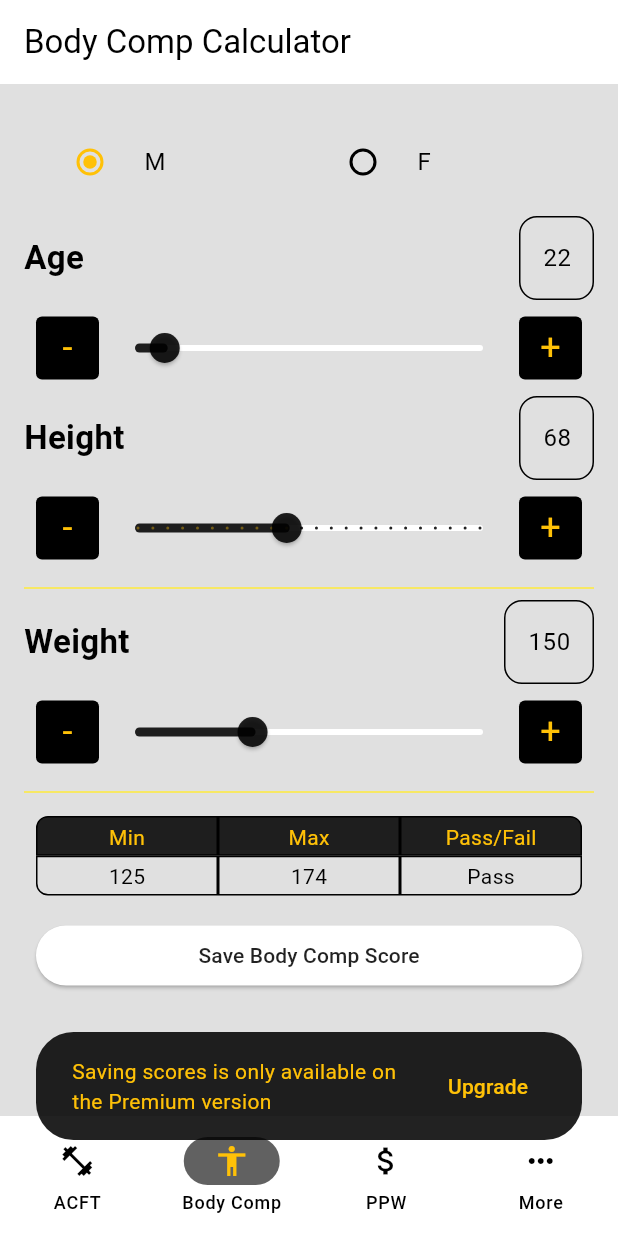
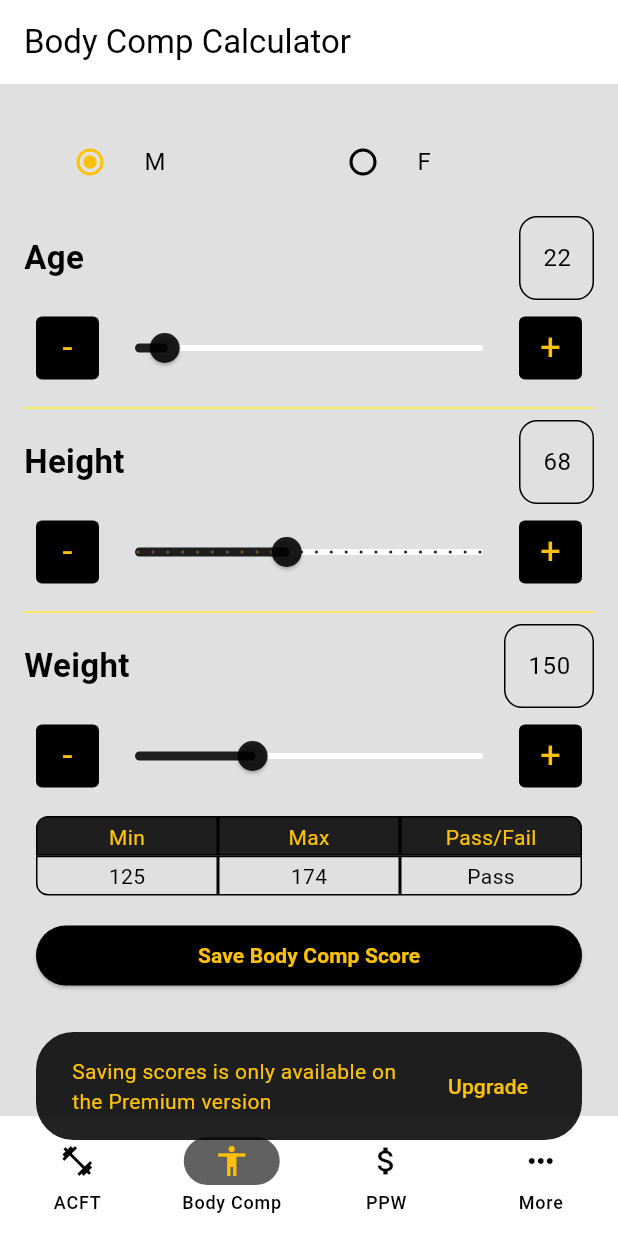
Before and after one commit to nonComBen/army_fitness_calculator, a Flutter app: the screen it shows after launch, item 2 of the bottom bar chosen, after a tap on "Save Body Comp Score", on a phone screen of 412 x 824 dp. Run offline on Flutter 3.47's test engine with Material 3 defaults, Android fonts, the phone set to English and light mode, and no system bars; drawn by our look-alikes of google_mobile_ads; our stand-ins replace cloud_functions, firebase_analytics, firebase_core, firebase_crashlytics, fl_chart, flutter_riverpod and 5 more; missing offline and left inert: open_file_plus, pull_down_button, rate_my_app, syncfusion_flutter_pdf; accounts and stored records are empty; network calls fail.

Commit message:
update button style

```diff
--- a/lib/methods/delete_record.dart
+++ b/lib/methods/delete_record.dart
@@ -3,6 +3,7 @@ import 'package:acft_calculator/methods/theme_methods.dart';
 import 'package:flutter/material.dart';
 
 import '../../widgets/platform_widgets/platform_button.dart';
+import '../widgets/button_text.dart';
 
 class DeleteRecord {
   static void deleteRecord({BuildContext? context, Function? onConfirm}) {
@@ -41,7 +42,7 @@ class DeleteRecord {
                 Padding(
                   padding: const EdgeInsets.all(8.0),
                   child: PlatformButton(
-                    child: Text('Cancel'),
+                    child: ButtonText(text: 'Cancel'),
                     onPressed: () {
                       Navigator.pop(ctx);
                     },
@@ -50,7 +51,7 @@ class DeleteRecord {
                 Padding(
                   padding: const EdgeInsets.all(8.0),
                   child: PlatformButton(
-                    child: Text('Yes'),
+                    child: ButtonText(text: 'Yes'),
                     onPressed: onConfirm as void Function(),
                   ),
                 ),
--- a/lib/methods/verify_purchase.dart
+++ b/lib/methods/verify_purchase.dart
@@ -5,7 +5,7 @@ import 'package:in_app_purchase/in_app_purchase.dart';
 
 Future<bool> listenToPurchaseUpdated(
     List<PurchaseDetails> purchaseDetailsList) async {
-  bool isSubscribed = true;
+  bool isSubscribed = false;
   print('Listen to Purchase got called.');
   for (PurchaseDetails purchaseDetails in purchaseDetailsList) {
     print(purchaseDetails.status);
@@ -17,6 +17,7 @@ Future<bool> listenToPurchaseUpdated(
       } else if (purchaseDetails.status == PurchaseStatus.purchased ||
           purchaseDetails.status == PurchaseStatus.restored) {
         bool valid = await verifyPurchase(purchaseDetails);
+        print(purchaseDetails.purchaseID);
         if (valid) {
           print('purchase is valid');
           isSubscribed = true;
--- a/lib/pages/apft_page.dart
+++ b/lib/pages/apft_page.dart
@@ -13,6 +13,7 @@ import 'package:intl/intl.dart';
 import '../methods/platform_show_modal_bottom_sheet.dart';
 import '../providers/shared_preferences_provider.dart';
 import '../sqlite/db_helper.dart';
+import '../widgets/button_text.dart';
 import '../widgets/min_max_table.dart';
 import '../widgets/platform_widgets/platform_item_picker.dart';
 import '../widgets/platform_widgets/platform_selection_widget.dart';
@@ -383,7 +384,7 @@ class _ApftPageState extends ConsumerState<ApftPage> {
             Padding(
               padding: EdgeInsets.all(8),
               child: PlatformButton(
-                child: Text('Save APFT'),
+                child: ButtonText(text: 'Save APFT'),
                 onPressed: () {
                   apft.date = _dateController.text;
                   apft.rank = _rankController.text;
@@ -1124,7 +1125,7 @@ class _ApftPageState extends ConsumerState<ApftPage> {
                   Padding(
                     padding: EdgeInsets.all(8.0),
                     child: PlatformButton(
-                      child: const Text('Save APFT Score'),
+                      child: ButtonText(text: 'Save APFT Score'),
                       onPressed: () {
                         String runSeconds = runSecs.toString().length == 1
                             ? '0$runSecs'
--- a/lib/pages/detail_pages/acft_details_page.dart
+++ b/lib/pages/detail_pages/acft_details_page.dart
@@ -10,6 +10,7 @@ import '../../methods/platform_show_modal_bottom_sheet.dart';
 import '../../methods/theme_methods.dart';
 import '../../sqlite/acft.dart';
 import '../../sqlite/db_helper.dart';
+import '../../widgets/button_text.dart';
 import '../../widgets/download_acft_widget.dart';
 import '../../widgets/platform_widgets/platform_button.dart';
 import '../../widgets/platform_widgets/platform_icon_button.dart';
@@ -112,7 +113,7 @@ class _AcftDetailsPageState extends State<AcftDetailsPage> {
             Padding(
               padding: EdgeInsets.all(8),
               child: PlatformButton(
-                child: Text('Update'),
+                child: ButtonText(text: 'Update'),
                 onPressed: () {
                   acft.date = _dateController.text;
                   acft.rank = _rankController.text;
--- a/lib/pages/detail_pages/apft_details_page.dart
+++ b/lib/pages/detail_pages/apft_details_page.dart
@@ -10,6 +10,7 @@ import '../../methods/platform_show_modal_bottom_sheet.dart';
 import '../../methods/theme_methods.dart';
 import '../../sqlite/apft.dart';
 import '../../sqlite/db_helper.dart';
+import '../../widgets/button_text.dart';
 import '../../widgets/download_apft_widget.dart';
 import '../../widgets/platform_widgets/platform_button.dart';
 import '../../widgets/platform_widgets/platform_icon_button.dart';
@@ -113,7 +114,7 @@ class _ApftDetailsPageState extends State<ApftDetailsPage> {
             Padding(
               padding: EdgeInsets.all(8.0),
               child: PlatformButton(
-                child: Text('Update APFT'),
+                child: ButtonText(text: 'Update APFT'),
                 onPressed: () {
                   setState(() {
                     _mainDateController.text = _dateController.text;
--- a/lib/pages/detail_pages/bodyfat_details_page.dart
+++ b/lib/pages/detail_pages/bodyfat_details_page.dart
@@ -11,6 +11,7 @@ import '../../methods/platform_show_modal_bottom_sheet.dart';
 import '../../methods/theme_methods.dart';
 import '../../sqlite/bodyfat.dart';
 import '../../sqlite/db_helper.dart';
+import '../../widgets/button_text.dart';
 import '../../widgets/download_5500_widget.dart';
 import '../../widgets/download_5501_widget.dart';
 import '../../widgets/header_text.dart';
@@ -117,7 +118,7 @@ class _BodyfatDetailsPageState extends State<BodyfatDetailsPage> {
             Padding(
               padding: EdgeInsets.all(8),
               child: PlatformButton(
-                child: Text('Update Body Comp'),
+                child: ButtonText(text: 'Update Body Comp'),
                 onPressed: () {
                   setState(() {
                     _mainDateController.text = _dateController.text;
--- a/lib/pages/tabs/acft_page.dart
+++ b/lib/pages/tabs/acft_page.dart
@@ -13,6 +13,7 @@ import '../../methods/theme_methods.dart';
 import '../../providers/purchases_provider.dart';
 import '../../providers/tracking_provider.dart';
 import '../../services/purchases_service.dart';
+import '../../widgets/button_text.dart';
 import '../../widgets/min_max_table.dart';
 import '../../widgets/platform_widgets/platform_button.dart';
 import '../../sqlite/db_helper.dart';
@@ -533,7 +534,7 @@ class AcftPageState extends ConsumerState<AcftPage>
               Padding(
                 padding: EdgeInsets.all(8),
                 child: PlatformButton(
-                  child: Text('Save'),
+                  child: ButtonText(text: 'Save'),
                   onPressed: (() {
                     acft.date = _dateController.text;
                     acft.rank = _rankController.text;
@@ -2011,7 +2012,9 @@ class AcftPageState extends ConsumerState<AcftPage>
                 Padding(
                   padding: const EdgeInsets.all(8.0),
                   child: PlatformButton(
-                    child: const Text('Save ACFT Score'),
+                    child: ButtonText(
+                      text: 'Save ACFT Score',
+                    ),
                     onPressed: () {
                       String sdcSeconds = sdcSecs.toString().length == 1
                           ? '0$sdcSecs'
--- a/lib/pages/tabs/bodyfat_page.dart
+++ b/lib/pages/tabs/bodyfat_page.dart
@@ -13,6 +13,7 @@ import '../../methods/platform_show_modal_bottom_sheet.dart';
 import '../../methods/theme_methods.dart';
 import '../../providers/purchases_provider.dart';
 import '../../services/purchases_service.dart';
+import '../../widgets/button_text.dart';
 import '../../widgets/grid_box.dart';
 import '../../widgets/min_max_table.dart';
 import '../../widgets/platform_widgets/platform_button.dart';
@@ -306,7 +307,7 @@ class _BodyfatPageState extends ConsumerState<BodyfatPage> {
               Padding(
                 padding: EdgeInsets.all(8),
                 child: PlatformButton(
-                  child: Text('Save Body Composition'),
+                  child: ButtonText(text: 'Save Body Composition'),
                   onPressed: () {
                     bf.date = _dateController.text;
                     bf.rank = _rankController.text;
@@ -450,6 +451,9 @@ class _BodyfatPageState extends ConsumerState<BodyfatPage> {
                       ),
                     ],
                   ),
+                ),
+                Divider(
+                  color: Colors.yellow,
                 ),
                 Row(
                   mainAxisAlignment: MainAxisAlignment.spaceBetween,
@@ -642,9 +646,6 @@ class _BodyfatPageState extends ConsumerState<BodyfatPage> {
                       ),
                     ],
                   ),
-                ),
-                Divider(
-                  color: Colors.yellow,
                 ),
                 Padding(
                   padding: const EdgeInsets.all(8.0),
@@ -1070,7 +1071,7 @@ class _BodyfatPageState extends ConsumerState<BodyfatPage> {
                 Padding(
                   padding: EdgeInsets.all(8.0),
                   child: PlatformButton(
-                    child: const Text('Save Body Comp Score'),
+                    child: ButtonText(text: 'Save Body Comp Score'),
                     onPressed: () {
                       if (isPremium) {
                         Bodyfat bf = new Bodyfat(
--- a/lib/pages/tabs/ppw_page.dart
+++ b/lib/pages/tabs/ppw_page.dart
@@ -11,6 +11,7 @@ import 'package:shared_preferences/shared_preferences.dart';
 
 import '../../methods/theme_methods.dart';
 import '../../providers/premium_state_provider.dart';
+import '../../widgets/button_text.dart';
 import '../../widgets/platform_widgets/platform_item_picker.dart';
 import '../../methods/platform_show_modal_bottom_sheet.dart';
 import '../../providers/purchases_provider.dart';
@@ -478,7 +479,7 @@ class _PromotionPointPageState extends ConsumerState<PromotionPointPage> {
               Padding(
                 padding: EdgeInsets.all(8),
                 child: PlatformButton(
-                  child: Text('Save'),
+                  child: ButtonText(text: 'Save'),
                   onPressed: () {
                     ppw.name = _nameController.text;
                     ppw.date = _dateController.text;
@@ -1359,7 +1360,7 @@ class _PromotionPointPageState extends ConsumerState<PromotionPointPage> {
                 Padding(
                   padding: const EdgeInsets.symmetric(vertical: 16.0),
                   child: PlatformButton(
-                    child: const Text('Save Promotion Point Score'),
+                    child: ButtonText(text: 'Save Promotion Point Score'),
                     onPressed: () {
                       if (isPremium) {
                         PPW ppw = PPW(
--- a/lib/providers/theme_provider.dart
+++ b/lib/providers/theme_provider.dart
@@ -22,7 +22,7 @@ ThemeData darkTheme = ThemeData(
     primaryContainer: Colors.black,
     secondary: Colors.grey,
     secondaryContainer: Colors.grey[700],
-    background: Colors.black45,
+    background: Colors.black87,
     onPrimary: Colors.yellow,
     onSecondary: Colors.yellow,
     onError: Colors.white,
@@ -40,7 +40,7 @@ ThemeData lightTheme = ThemeData(
     primaryContainer: Colors.black,
     secondary: Colors.grey,
     secondaryContainer: Colors.grey[700],
-    background: Colors.black45,
+    background: Colors.grey[800]!,
     onPrimary: Colors.amber,
     onSecondary: Colors.amber,
     onError: Colors.white,
--- /dev/null
+++ b/lib/widgets/button_text.dart
@@ -0,0 +1,15 @@
+import 'package:acft_calculator/methods/theme_methods.dart';
+import 'package:flutter/material.dart';
+
+class ButtonText extends StatelessWidget {
+  ButtonText({required this.text});
+  final String text;
+  @override
+  Widget build(BuildContext context) {
+    return Text(
+      text,
+      style: TextStyle(
+          color: getOnPrimaryColor(context), fontWeight: FontWeight.bold),
+    );
+  }
+}
--- a/lib/widgets/download_5500_widget.dart
+++ b/lib/widgets/download_5500_widget.dart
@@ -6,6 +6,7 @@ import 'package:flutter/services.dart';
 import '../../widgets/platform_widgets/platform_button.dart';
 import '../methods/download_5500.dart';
 import '../sqlite/bodyfat.dart';
+import 'button_text.dart';
 
 class Download5500Widget extends StatelessWidget {
   final Bodyfat? bf;
@@ -219,7 +220,7 @@ class Download5500Widget extends StatelessWidget {
           Padding(
             padding: EdgeInsets.all(8),
             child: PlatformButton(
-              child: Text('Download PDF'),
+              child: ButtonText(text: 'Download PDF'),
               onPressed: () {
                 Navigator.of(context).pop();
                 Download5500.downloadPdf(
--- a/lib/widgets/download_5501_widget.dart
+++ b/lib/widgets/download_5501_widget.dart
@@ -6,6 +6,7 @@ import 'package:flutter/services.dart';
 import '../methods/download_5501.dart';
 import '../sqlite/bodyfat.dart';
 import '../../widgets/platform_widgets/platform_button.dart';
+import 'button_text.dart';
 
 class Download5501Widget extends StatelessWidget {
   final Bodyfat? bf;
@@ -279,7 +280,7 @@ class Download5501Widget extends StatelessWidget {
           Padding(
             padding: EdgeInsets.all(8),
             child: PlatformButton(
-              child: Text('Download PDF'),
+              child: ButtonText(text: 'Download PDF'),
               onPressed: () {
                 Navigator.of(context).pop();
                 Download5501.downloadPdf(
--- a/lib/widgets/download_apft_widget.dart
+++ b/lib/widgets/download_apft_widget.dart
@@ -5,6 +5,7 @@ import 'package:flutter/services.dart';
 import '../methods/download_apft.dart';
 import '../sqlite/apft.dart';
 import '../../widgets/platform_widgets/platform_button.dart';
+import 'button_text.dart';
 import 'platform_widgets/platform_checkbox_list_tile.dart';
 import 'platform_widgets/platform_text_field.dart';
 
@@ -335,7 +336,7 @@ class _DownloadApftWidgetState extends State<DownloadApftWidget> {
         Padding(
           padding: EdgeInsets.all(8),
           child: PlatformButton(
-            child: Text('Download PDF'),
+            child: ButtonText(text: 'Download PDF'),
             onPressed: () {
               Navigator.of(context).pop();
               DownloadApft.downloadPdf(
--- a/lib/widgets/platform_widgets/platform_button.dart
+++ b/lib/widgets/platform_widgets/platform_button.dart
@@ -26,6 +26,7 @@ class AndroidButton extends StatelessWidget implements PlatformButton {
   Widget build(BuildContext context) {
     return ElevatedButton(
       style: ButtonStyle(
+        backgroundColor: MaterialStateProperty.all<Color>(Colors.black),
         shape: MaterialStateProperty.all<OutlinedBorder>(
           RoundedRectangleBorder(
             borderRadius: BorderRadius.circular(40),
```
Also changed, not shown: lib/services/purchases_service.dart (+13 -11 lines), pubspec.yaml (+15 -15 lines), 2 other files.
